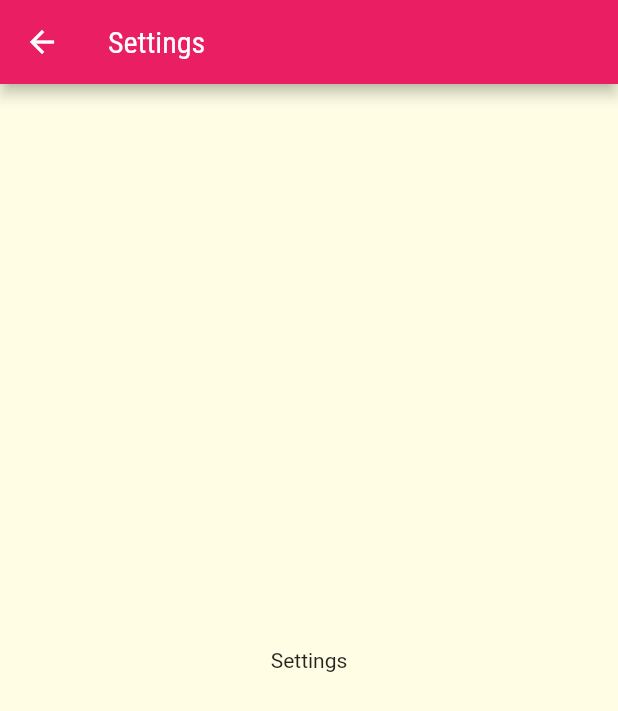
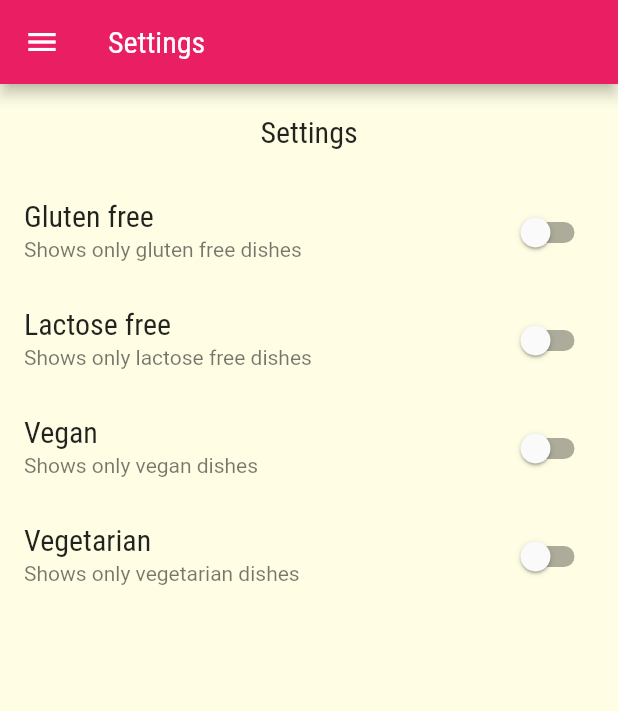
Before and after one commit to edvaldoperreira/meals, a Flutter app: the SettingsPage screen opened by its route, on a phone screen of 412 x 824 dp. Shown: the top 711 px of the screen. Run offline on Flutter 3.47's test engine with Material 2 defaults, Android fonts, the phone set to English and light mode, and no system bars; network calls fail.

Commit message:
Building settings page

```diff
--- a/lib/components/dish_item.dart
+++ b/lib/components/dish_item.dart
@@ -7,7 +7,9 @@ class DishItem extends StatelessWidget {
   const DishItem(this.dish, {Key? key}) : super(key: key);
 
   void _selectdish(BuildContext context) {
-    Navigator.of(context).pushNamed(AppRoutes.dishDetail, arguments: dish);
+    Navigator.of(context)
+        .pushNamed(AppRoutes.dishDetail, arguments: dish)
+        .then((result) => print(result));
   }
 
   @override
--- a/lib/components/main_drawer.dart
+++ b/lib/components/main_drawer.dart
@@ -44,12 +44,13 @@ class MainDrawer extends StatelessWidget {
           _createItem(
             Icons.restaurant,
             'Dishes',
-            () => Navigator.of(context).pushNamed(AppRoutes.home),
+            () => Navigator.of(context).pushReplacementNamed(AppRoutes.home),
           ),
           _createItem(
             Icons.settings,
             'Settings',
-            () => Navigator.of(context).pushNamed(AppRoutes.settings),
+            () =>
+                Navigator.of(context).pushReplacementNamed(AppRoutes.settings),
           ),
         ],
       ),
--- /dev/null
+++ b/lib/models/settings.dart
@@ -0,0 +1,13 @@
+class Settings {
+  bool isGlutenFree;
+  bool isVegan;
+  bool isVegetarian;
+  bool isLactoseFree;
+
+  Settings({
+    this.isGlutenFree = false,
+    this.isLactoseFree = false,
+    this.isVegan = false,
+    this.isVegetarian = false,
+  });
+}
--- a/lib/pages/dish_detail_page.dart
+++ b/lib/pages/dish_detail_page.dart
@@ -84,6 +84,12 @@ class DishDetailPage extends StatelessWidget {
           ],
         ),
       ),
+      floatingActionButton: FloatingActionButton(
+        child: Icon(Icons.favorite),
+        onPressed: () {
+          Navigator.of(context).pop(dish.title);
+        },
+      ),
     );
   }
 }
--- a/lib/pages/settings_page.dart
+++ b/lib/pages/settings_page.dart
@@ -1,7 +1,31 @@
 import 'package:flutter/material.dart';
+import 'package:meals/components/main_drawer.dart';
 
-class SettingsPage extends StatelessWidget {
+import '../models/settings.dart';
+
+class SettingsPage extends StatefulWidget {
   const SettingsPage({Key? key}) : super(key: key);
+
+  @override
+  State<SettingsPage> createState() => _SettingsPageState();
+}
+
+class _SettingsPageState extends State<SettingsPage> {
+  var _settings = Settings();
+
+  _createSwitch(
+    String title,
+    String subtitle,
+    bool value,
+    Function(bool) onChanged,
+  ) {
+    return SwitchListTile.adaptive(
+      title: Text(title),
+      subtitle: Text(subtitle),
+      value: value,
+      onChanged: onChanged,
+    );
+  }
 
   @override
   Widget build(BuildContext context) {
@@ -9,7 +33,46 @@ class SettingsPage extends StatelessWidget {
       appBar: AppBar(
         title: const Text('Settings'),
       ),
-      body: const Center(child: Text("Settings")),
+      drawer: const MainDrawer(),
+      body: Column(children: [
+        Container(
+          padding: const EdgeInsets.all(20),
+          child: Text(
+            'Settings',
+            style: Theme.of(context).textTheme.titleMedium,
+          ),
+        ),
+        Expanded(
+          child: ListView(
+            children: [
+              _createSwitch(
+                'Gluten free',
+                'Shows only gluten free dishes',
+                _settings.isGlutenFree,
+                (value) => setState(() => _settings.isGlutenFree = value),
+              ),
+              _createSwitch(
+                'Lactose free',
+                'Shows only lactose free dishes',
+                _settings.isLactoseFree,
+                (value) => setState(() => _settings.isLactoseFree = value),
+              ),
+              _createSwitch(
+                'Vegan',
+                'Shows only vegan dishes',
+                _settings.isVegan,
+                (value) => setState(() => _settings.isVegan = value),
+              ),
+              _createSwitch(
+                'Vegetarian',
+                'Shows only vegetarian dishes',
+                _settings.isVegetarian,
+                (value) => setState(() => _settings.isVegetarian = value),
+              )
+            ],
+          ),
+        )
+      ]),
     );
   }
 }
```
